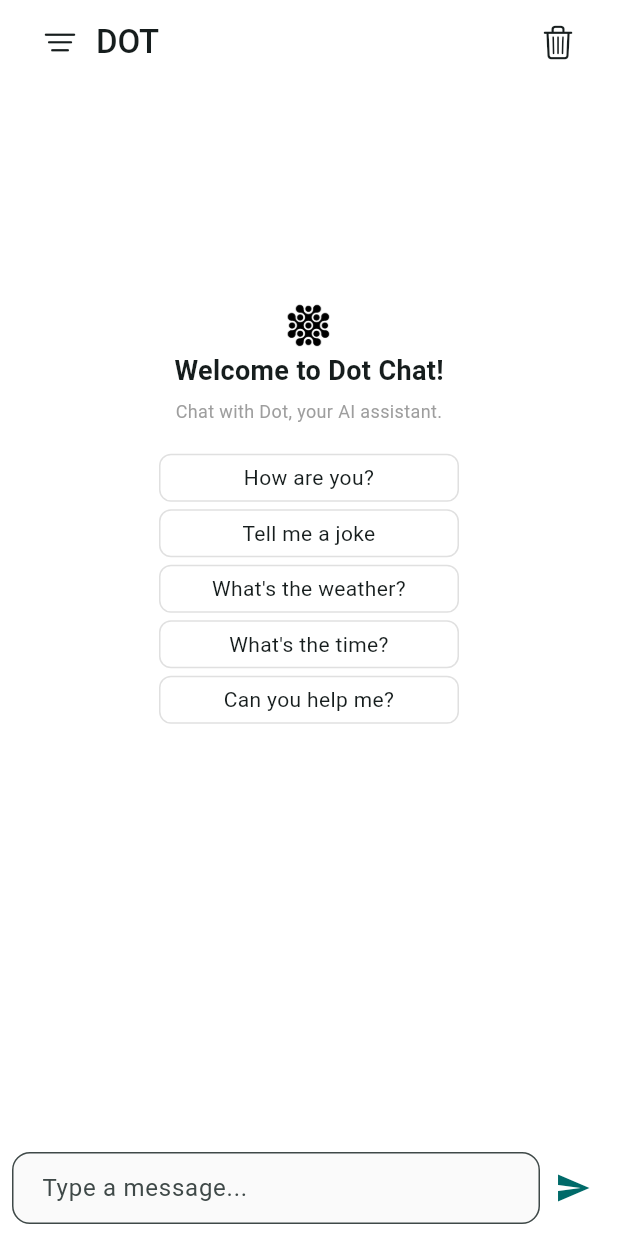
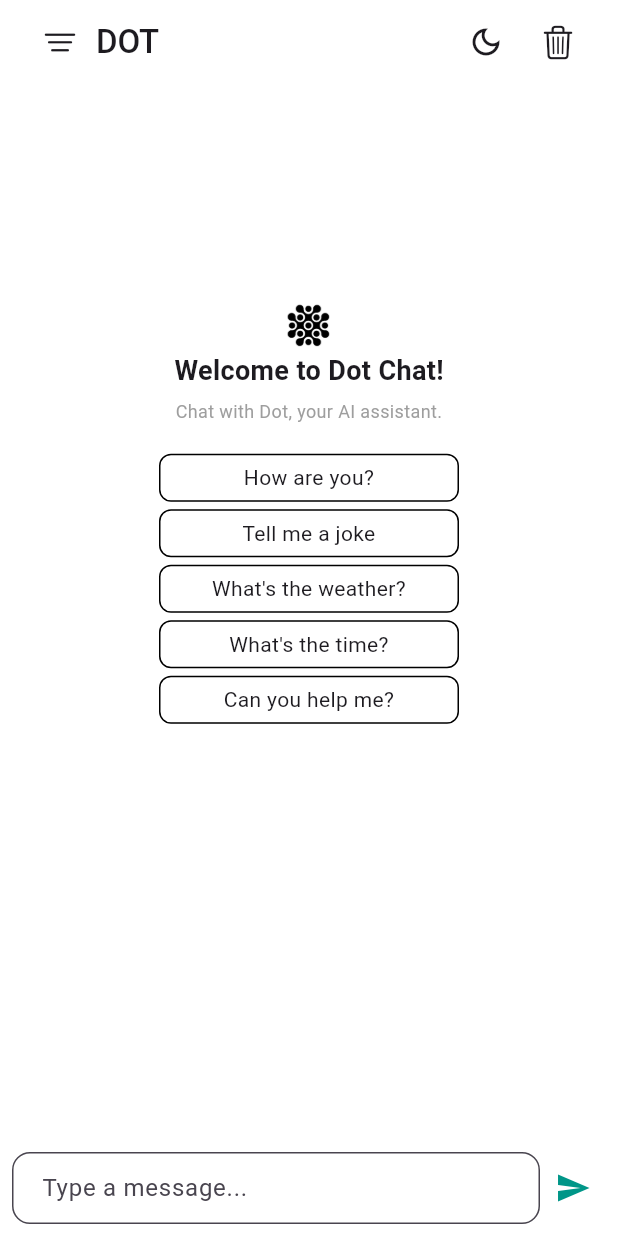
Before and after one commit to dot-ruth/dot_chat, a Flutter app: the screen it shows after launch, on a phone screen of 412 x 824 dp. Run offline on Flutter 3.47's test engine with Material 3 defaults, Android fonts, the phone set to English and light mode, and no system bars; drawn by our look-alikes of dash_chat_2; our stand-ins replace flutter_dotenv, flutter_gemini, hive, hive_flutter; missing offline and left inert: gpt_markdown; accounts and stored records are empty.

Commit message:
feat: added light and dark theme

```diff
--- a/lib/components/chat_ui.dart
+++ b/lib/components/chat_ui.dart
@@ -1,10 +1,12 @@
 import 'package:dash_chat_2/dash_chat_2.dart';
 import 'package:dot_chat/models/chat_session_model.dart';
+import 'package:dot_chat/providers/theme_provider.dart';
 import 'package:dot_chat/services/chat_service.dart';
 import 'package:flutter/material.dart';
 import 'package:flutter_gemini/flutter_gemini.dart' as flutter_gemini;
 import 'package:gpt_markdown/custom_widgets/selectable_adapter.dart';
 import 'package:gpt_markdown/gpt_markdown.dart';
+import 'package:provider/provider.dart';
 
 class ChatUi extends StatefulWidget {
   final List<ChatMessage> messages;
@@ -83,9 +85,8 @@ class _ChatUiState extends State<ChatUi> {
 
   @override
   Widget build(BuildContext context) {
-    return Container(
-      color: Colors.white,
-      child: Column(
+    final themeProvider = Provider.of<ThemeProvider>(context);
+    return  Column(
         children: [
           if (widget.messages.isEmpty)
             Expanded(
@@ -122,9 +123,9 @@ class _ChatUiState extends State<ChatUi> {
                           margin: EdgeInsets.only(bottom: 5),
                           width: 200,
                           decoration: BoxDecoration(
-                            color: Colors.white,
+                            color: themeProvider.themeMode == ThemeMode.dark ? Colors.black : Colors.white,
                             borderRadius: BorderRadius.circular(8.0),
-                            border: Border.all(color: Colors.grey.shade300),
+                            border: Border.all(color: themeProvider.themeMode == ThemeMode.dark ? Colors.white : Colors.black),
                           ),
                           child: Text(
                             prompt,
@@ -153,7 +154,7 @@ class _ChatUiState extends State<ChatUi> {
                 inputDecoration: InputDecoration(
                   contentPadding: const EdgeInsets.symmetric(horizontal: 16),
                   border: OutlineInputBorder(borderRadius: BorderRadius.circular(12)),
-                  fillColor: Colors.grey.shade50,
+                  fillColor: Colors.white,
                   filled: true,
                   hintText: "Type a message...",
                 ),
@@ -176,7 +177,6 @@ class _ChatUiState extends State<ChatUi> {
             ),
           ),
         ],
-      ),
-    );
+      );
   }
 }
--- a/lib/main.dart
+++ b/lib/main.dart
@@ -1,10 +1,12 @@
 import 'package:dot_chat/models/chat_message_model.dart';
 import 'package:dot_chat/models/chat_session_model.dart';
+import 'package:dot_chat/providers/theme_provider.dart';
 import 'package:dot_chat/screens/home_page.dart';
 import 'package:flutter/material.dart';
 import 'package:flutter_dotenv/flutter_dotenv.dart';
 import 'package:flutter_gemini/flutter_gemini.dart';
 import 'package:hive_flutter/hive_flutter.dart';
+import 'package:provider/provider.dart';
 
 void main() async {
   WidgetsFlutterBinding.ensureInitialized();
@@ -21,22 +23,40 @@ void main() async {
     apiKey: dotenv.env['GEMINI_API_KEY'] ?? ''
   );
 
-  runApp(const MyApp());
+  runApp(
+    ChangeNotifierProvider(
+      create: (_) => ThemeProvider(),
+      child: MyApp(),
+      ),
+  );
 }
 
+final lightTheme = ThemeData(
+    brightness: Brightness.light,
+    primaryColor: Colors.teal,
+    scaffoldBackgroundColor: Colors.white
+  );
+
+  final darkTheme = ThemeData(
+  brightness: Brightness.dark,
+  primaryColor: Colors.grey,
+);
 class MyApp extends StatelessWidget {
   const MyApp({super.key});
 
   // This widget is the root of your application.
   @override
   Widget build(BuildContext context) {
-    return MaterialApp(
+   return Consumer<ThemeProvider>(
+    builder: (context, themeProvider, child) {
+     return MaterialApp(
       title: 'Dot',
-      theme: ThemeData(
-        colorScheme: ColorScheme.fromSeed(seedColor: Colors.teal.shade50),
-        useMaterial3: true,
-      ),
+      theme: lightTheme,
+      darkTheme: darkTheme,
+      themeMode: themeProvider.themeMode,
       home: HomePage(),
     );
+    }
+   );
   }
 }
--- /dev/null
+++ b/lib/providers/theme_provider.dart
@@ -0,0 +1,11 @@
+import 'package:flutter/material.dart';
+
+class ThemeProvider with ChangeNotifier{
+  ThemeMode _themeMode = ThemeMode.light;
+  ThemeMode get themeMode => _themeMode;
+
+  void toggleTheme(){
+    _themeMode = _themeMode == ThemeMode.light ? ThemeMode.dark : ThemeMode.light;
+    notifyListeners();
+  }
+}
--- a/lib/screens/home_page.dart
+++ b/lib/screens/home_page.dart
@@ -2,8 +2,10 @@ import 'package:dash_chat_2/dash_chat_2.dart';
 import 'package:dot_chat/components/chat_ui.dart';
 import 'package:dot_chat/models/chat_session_model.dart';
 import 'package:dot_chat/components/chat_history_drawer.dart';
+import 'package:dot_chat/providers/theme_provider.dart';
 import 'package:flutter/cupertino.dart';
 import 'package:flutter/material.dart';
+import 'package:provider/provider.dart';
 
 class HomePage extends StatefulWidget {
   const HomePage({super.key});
@@ -26,10 +28,11 @@ class _HomePageState extends State<HomePage> {
 
   @override
   Widget build(BuildContext context) {
+    final themeProvider = Provider.of<ThemeProvider>(context);
     return Scaffold(
       key:_scaffoldKey,
       appBar: AppBar(
-        backgroundColor: Colors.white,
+        backgroundColor: themeProvider.themeMode == ThemeMode.dark ? Colors.black : Colors.white,
         scrolledUnderElevation: 0.0,
         automaticallyImplyLeading: false,
         title: Row(
@@ -51,6 +54,10 @@ class _HomePageState extends State<HomePage> {
             Row(
               children: [
                 IconButton(
+                  onPressed: () { themeProvider.toggleTheme();},
+                  icon: Icon(themeProvider.themeMode == ThemeMode.dark ? Icons.sunny : Icons.dark_mode_outlined),
+        ),
+                IconButton(
                 icon: Icon(CupertinoIcons.delete),
                 onPressed: () async {
                    if (session != null) {
--- a/pubspec.yaml
+++ b/pubspec.yaml
@@ -43,6 +43,7 @@ dependencies:
   google_generative_ai: ^0.4.6
   adaptive_theme: ^3.7.0
   gpt_markdown: ^1.0.11
+  provider: ^6.1.2
 
 dev_dependencies:
   flutter_test:
```
Also changed, not shown: pubspec.lock, 4 other files.
